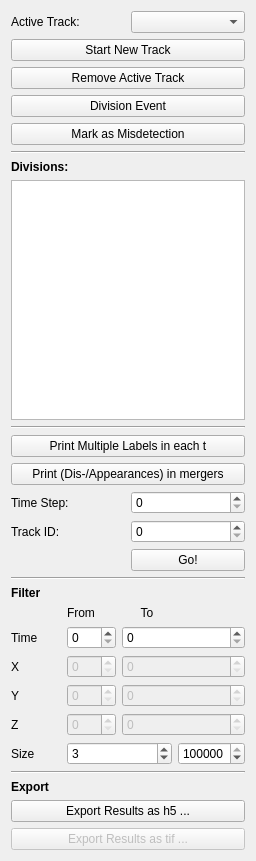
Old version of the form ilastik/applets/tracking/manual/drawer.ui in the repository ilastik/ilastik.
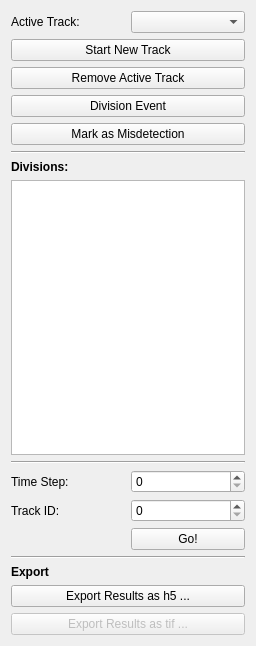
New version of the form.

Commit message: manual tracking: removed filter option, objects should be filtered in the thresholding applet already

Patch:
```diff
--- a/ilastik/applets/tracking/manual/drawer.ui
+++ b/ilastik/applets/tracking/manual/drawer.ui
@@ -7,7 +7,7 @@
     <x>0</x>
     <y>0</y>
     <width>256</width>
-    <height>861</height>
+    <height>646</height>
    </rect>
   </property>
   <property name="sizePolicy">
@@ -133,20 +133,6 @@
      </property>
     </widget>
    </item>
-   <item>
-    <widget class="QPushButton" name="printMultiple">
-     <property name="text">
-      <string>Print Multiple Labels in each t</string>
-     </property>
-    </widget>
-   </item>
-   <item>
-    <widget class="QPushButton" name="printApp">
-     <property name="text">
-      <string>Print (Dis-/Appearances) in mergers</string>
-     </property>
-    </widget>
-   </item>
    <item>
     <layout class="QGridLayout" name="gridLayout_4">
      <item row="0" column="0">
@@ -193,154 +179,6 @@
      </property>
     </widget>
    </item>
-   <item>
-    <layout class="QVBoxLayout" name="verticalLayout_3">
-     <item>
-      <widget class="QLabel" name="label_12">
-       <property name="font">
-        <font>
-         <weight>75</weight>
-         <bold>true</bold>
-        </font>
-       </property>
-       <property name="text">
-        <string>Filter</string>
-       </property>
-      </widget>
-     </item>
-     <item>
-      <layout class="QGridLayout" name="gridLayout_3">
-       <item row="3" column="1">
-        <widget class="QSpinBox" name="from_y">
-         <property name="enabled">
-          <bool>false</bool>
-         </property>
-        </widget>
-       </item>
-       <item row="1" column="1">
-        <widget class="QSpinBox" name="from_time"/>
-       </item>
-       <item row="2" column="1">
-        <widget class="QSpinBox" name="from_x">
-         <property name="enabled">
-          <bool>false</bool>
-         </property>
-        </widget>
-       </item>
-       <item row="3" column="0">
-        <widget class="QLabel" name="label_17">
-         <property name="text">
-          <string>Y</string>
-         </property>
-        </widget>
-       </item>
-       <item row="1" column="0">
-        <widget class="QLabel" name="label_15">
-         <property name="text">
-          <string>Time</string>
-         </property>
-        </widget>
-       </item>
-       <item row="2" column="2" colspan="2">
-        <widget class="QSpinBox" name="to_x">
-         <property name="enabled">
-          <bool>false</bool>
-         </property>
-        </widget>
-       </item>
-       <item row="0" column="1">
-        <widget class="QLabel" name="label_13">
-         <property name="text">
-          <string>From</string>
-         </property>
-        </widget>
-       </item>
-       <item row="5" column="1" colspan="2">
-        <widget class="QSpinBox" name="from_size">
-         <property name="maximum">
-          <number>100000</number>
-         </property>
-         <property name="value">
-          <number>3</number>
-         </property>
-        </widget>
-       </item>
-       <item row="3" column="2" colspan="2">
-        <widget class="QSpinBox" name="to_y">
-         <property name="enabled">
-          <bool>false</bool>
-         </property>
-        </widget>
-       </item>
-       <item row="5" column="3">
-        <widget class="QSpinBox" name="to_size">
-         <property name="maximum">
-          <number>100000</number>
-         </property>
-         <property name="value">
-          <number>100000</number>
-         </property>
-        </widget>
-       </item>
-       <item row="5" column="0">
-        <widget class="QLabel" name="label_19">
-         <property name="text">
-          <string>Size</string>
-         </property>
-        </widget>
-       </item>
-       <item row="4" column="2" colspan="2">
-        <widget class="QSpinBox" name="to_z">
-         <property name="enabled">
-          <bool>false</bool>
-         </property>
-        </widget>
-       </item>
-       <item row="4" column="1">
-        <widget class="QSpinBox" name="from_z">
-         <property name="enabled">
-          <bool>false</bool>
-         </property>
-        </widget>
-       </item>
-       <item row="2" column="0">
-        <widget class="QLabel" name="label_16">
-         <property name="text">
-          <string>X</string>
-         </property>
-        </widget>
-       </item>
-       <item row="4" column="0">
-        <widget class="QLabel" name="label_18">
-         <property name="text">
-          <string>Z</string>
-         </property>
-        </widget>
-       </item>
-       <item row="1" column="2" colspan="2">
-        <widget class="QSpinBox" name="to_time"/>
-       </item>
-       <item row="0" column="2">
-        <widget class="QLabel" name="label_14">
-         <property name="text">
-          <string>To</string>
-         </property>
-         <property name="alignment">
-          <set>Qt::AlignCenter</set>
-         </property>
-        </widget>
-       </item>
-      </layout>
-     </item>
-    </layout>
-   </item>
-   <item>
-    <widget class="Line" name="line_2">
-     <property name="orientation">
-      <enum>Qt::Horizontal</enum>
-     </property>
-    </widget>
-   </item>
    <item>
     <layout class="QVBoxLayout" name="verticalLayout_7">
      <item>
```
The commit also changes 2 other files.
